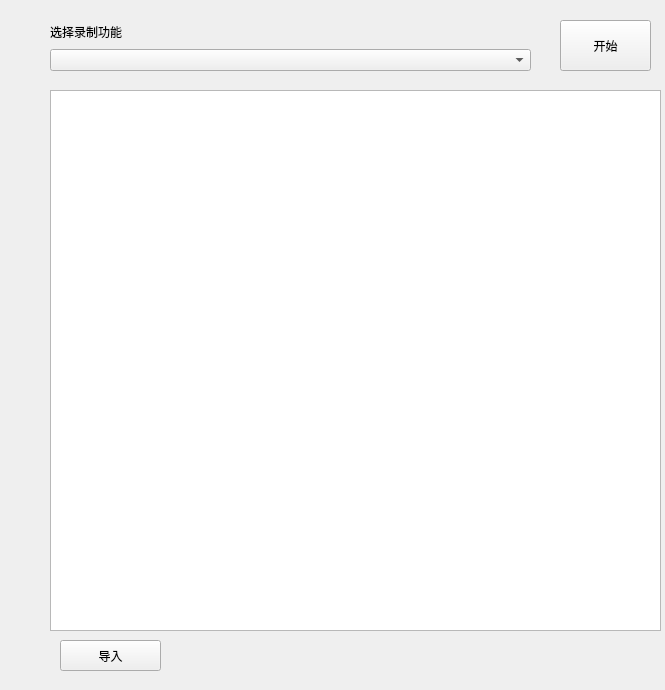
Before: the Qt Designer form MultiMediaTool/src/gui/ui/videopage.ui in xiehaode/MultimediaTools, drawn with Qt 5.
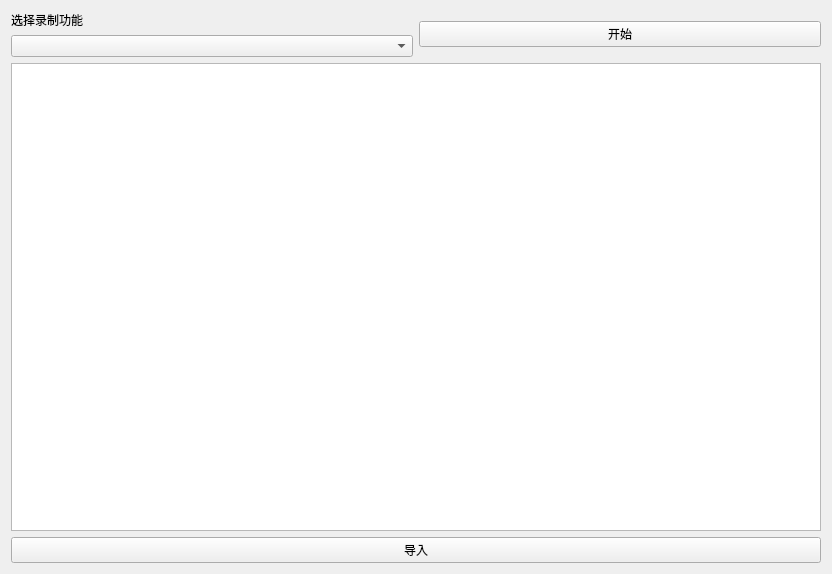
After: the same form once the commit is applied.

What changed in the file:
```diff
--- a/MultiMediaTool/src/gui/ui/videopage.ui
+++ b/MultiMediaTool/src/gui/ui/videopage.ui
@@ -6,22 +6,25 @@
    <rect>
     <x>0</x>
     <y>0</y>
-    <width>665</width>
-    <height>690</height>
+    <width>832</width>
+    <height>574</height>
    </rect>
   </property>
+  <property name="sizePolicy">
+   <sizepolicy hsizetype="Expanding" vsizetype="Expanding">
+    <horstretch>0</horstretch>
+    <verstretch>0</verstretch>
+   </sizepolicy>
+  </property>
   <property name="windowTitle">
    <string>Form</string>
   </property>
-  <widget class="QWidget" name="layoutWidget">
-   <property name="geometry">
-    <rect>
-     <x>50</x>
-     <y>20</y>
-     <width>481</width>
-     <height>51</height>
-    </rect>
-   </property>
+  <layout class="QVBoxLayout" name="verticalLayout_3">
+   <item>
+    <layout class="QVBoxLayout" name="verticalLayout_2">
+     <item>
+      <layout class="QHBoxLayout" name="horizontalLayout">
+       <item>
    <layout class="QVBoxLayout" name="verticalLayout">
     <item>
      <widget class="QLabel" name="recordLabel">
@@ -34,43 +37,29 @@
      <widget class="QComboBox" name="recordComboBox"/>
     </item>
    </layout>
-  </widget>
+       </item>
+       <item>
   <widget class="QPushButton" name="begin">
-   <property name="geometry">
-    <rect>
-     <x>560</x>
-     <y>20</y>
-     <width>91</width>
-     <height>51</height>
-    </rect>
-   </property>
    <property name="text">
     <string>开始</string>
    </property>
   </widget>
-  <widget class="QTableWidget" name="tableWidget">
-   <property name="geometry">
-    <rect>
-     <x>50</x>
-     <y>90</y>
-     <width>611</width>
-     <height>541</height>
-    </rect>
-   </property>
-  </widget>
+       </item>
+      </layout>
+     </item>
+     <item>
+      <widget class="QTableWidget" name="tableWidget"/>
+     </item>
+     <item>
   <widget class="QPushButton" name="import_2">
-   <property name="geometry">
-    <rect>
-     <x>60</x>
-     <y>640</y>
-     <width>101</width>
-     <height>31</height>
-    </rect>
-   </property>
    <property name="text">
     <string>导入</string>
    </property>
   </widget>
+     </item>
+    </layout>
+   </item>
+  </layout>
  </widget>
  <resources/>
  <connections/>
```
Lines whose indentation alone changed are shown as unchanged.
